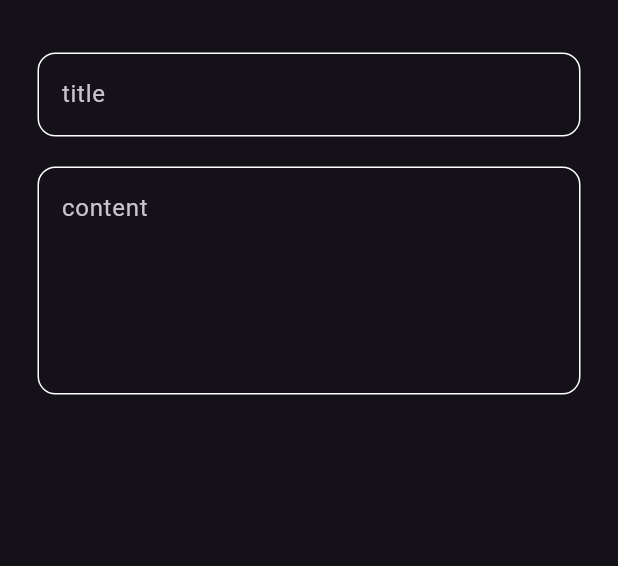
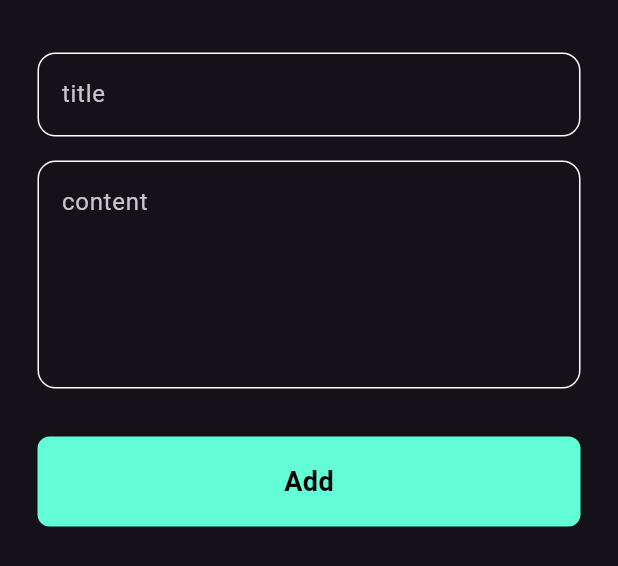
Before and after one commit to Mohamed-Yassien/bookly_hive, a Flutter app: the AddNoteBottomSheet widget shown alone on an empty page, opened directly, on a phone screen of 412 x 824 dp. Shown: the top 566 px of the screen. Run offline on Flutter 3.47's test engine with Material 3 defaults, Android fonts, the phone set to English and light mode, and no system bars; our stand-ins replace font_awesome_flutter.

Commit message:
add custom button

```diff
--- a/lib/widgets/add_note_bottom_sheet.dart
+++ b/lib/widgets/add_note_bottom_sheet.dart
@@ -1,3 +1,4 @@
+import 'package:bookly_hive/widgets/custom_button.dart';
 import 'package:flutter/material.dart';
 
 import 'custom_text_field.dart';
@@ -11,19 +12,28 @@ class AddNoteBottomSheet extends StatelessWidget {
   Widget build(BuildContext context) {
     return const Padding(
       padding: EdgeInsets.symmetric(horizontal: 25, vertical: 35),
+      child: SingleChildScrollView(
         child: Column(
           children: [
             CustomTextField(
               hintText: 'title',
             ),
             SizedBox(
-            height: 20,
+              height: 16,
             ),
             CustomTextField(
               hintText: 'content',
               maxLines: 5,
             ),
+            SizedBox(
+              height: 32,
+            ),
+            CustomButton(),
+            SizedBox(
+              height: 16,
+            ),
           ],
+        ),
       ),
     );
   }
--- /dev/null
+++ b/lib/widgets/custom_button.dart
@@ -0,0 +1,27 @@
+import 'package:bookly_hive/utils/constants.dart';
+import 'package:flutter/material.dart';
+
+class CustomButton extends StatelessWidget {
+  const CustomButton({super.key});
+
+  @override
+  Widget build(BuildContext context) {
+    return Container(
+      width: MediaQuery.sizeOf(context).width,
+      height: 60,
+      alignment: Alignment.center,
+      decoration: BoxDecoration(
+        borderRadius: BorderRadius.circular(8),
+        color: kPrimaryColor,
+      ),
+      child: const Text(
+        "Add",
+        style: TextStyle(
+          color: Colors.black,
+          fontWeight: FontWeight.bold,
+          fontSize: 18,
+        ),
+      ),
+    );
+  }
+}
```
Lines whose indentation alone changed are shown as unchanged.
